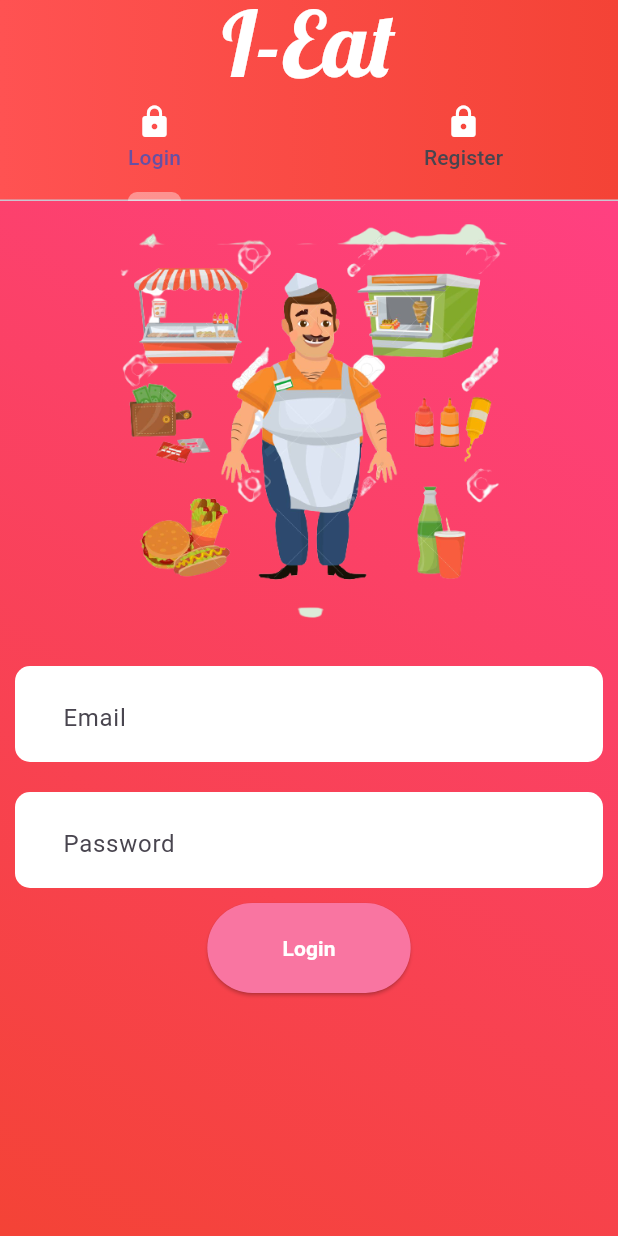
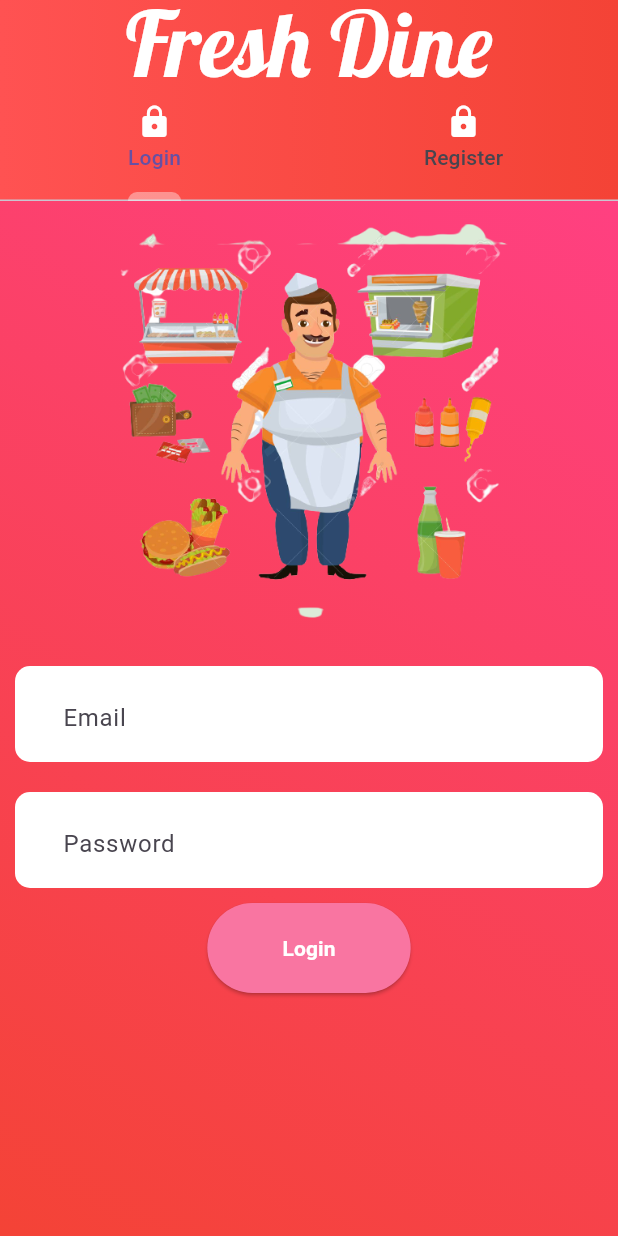
Before and after one commit to engnaman7752/foodDeliveryApp, a Flutter app: the screen it shows after launch, on a phone screen of 412 x 824 dp. Run offline on Flutter 3.47's test engine with Material 3 defaults, Android fonts, the light colour scheme and no system bars; our stand-ins replace carousel_slider, cloud_firestore, firebase_auth, firebase_core, firebase_storage, fluttertoast and 4 more; missing offline and left inert: number_inc_dec, razorpay_flutter; accounts and stored records are empty.

Commit message:
UPDATE UI

```diff
--- a/rider/lib/authentication/auth_screen.dart
+++ b/rider/lib/authentication/auth_screen.dart
@@ -1,4 +1,3 @@
-
 import 'package:flutter/material.dart';
 import 'package:rider_app/authentication/login.dart';
 import 'package:rider_app/authentication/register.dart';
@@ -31,7 +30,7 @@
           automaticallyImplyLeading:
               false, //removes the default back arrow button from screen
           title: const Text(
-            'I-Eat',
+            'Fresh Dine',
             style: TextStyle(
                 fontSize: 60,
                 color: Colors.white,
--- a/seller/lib/authentication/auth_screen.dart
+++ b/seller/lib/authentication/auth_screen.dart
@@ -1,4 +1,3 @@
-
 import 'package:flutter/material.dart';
 import 'package:seller_app/authentication/login.dart';
 import 'package:seller_app/authentication/register.dart';
@@ -31,7 +30,7 @@
           automaticallyImplyLeading:
               false, //removes the default back arrow button from screen
           title: const Text(
-            'I-Eat',
+            'Fresh Dine',
             style: TextStyle(
                 fontSize: 60, color: Colors.white, fontFamily: "Lobster"),
           ),
--- a/user/lib/authentication/auth_screen.dart
+++ b/user/lib/authentication/auth_screen.dart
@@ -1,4 +1,3 @@
-
 import 'package:flutter/material.dart';
 import 'package:user_app/authentication/login.dart';
 import 'package:user_app/authentication/register.dart';
@@ -31,7 +30,7 @@
           automaticallyImplyLeading:
               false, //removes the default back arrow button from screen
           title: const Text(
-            'I-Eat',
+            'Fresh Dine',
             style: TextStyle(
                 fontSize: 50, color: Colors.white, fontFamily: "Train"),
           ),
--- a/user/lib/mainScreens/address_screen.dart
+++ b/user/lib/mainScreens/address_screen.dart
@@ -25,7 +25,7 @@
   Widget build(BuildContext context) {
     return Scaffold(
       appBar: SimpleAppBar(
-        title: "I-Eat",
+        title: "Fresh Dine",
       ),
       floatingActionButton: FloatingActionButton.extended(
         onPressed: () {
--- a/user/lib/mainScreens/cart_screen.dart
+++ b/user/lib/mainScreens/cart_screen.dart
@@ -53,7 +53,7 @@
             },
             icon: const Icon(Icons.clear_all)),
         title: const Text(
-          "I-Eat",
+          "Fresh Dine",
           style: TextStyle(fontSize: 45, fontFamily: "Signatra"),
         ),
         centerTitle: true,
--- a/user/lib/mainScreens/home_screen.dart
+++ b/user/lib/mainScreens/home_screen.dart
@@ -72,7 +72,7 @@
           ),
         ),
         title: const Text(
-          "I-Eat",
+          "Fresh Dine",
           style: TextStyle(fontFamily: "Signatra", fontSize: 40),
         ),
         centerTitle: true,
@@ -154,7 +154,8 @@
                           },
                           childCount: snapshot.data!.docs.length,
                         ),
-                      gridDelegate: const SliverGridDelegateWithFixedCrossAxisCount(
+                        gridDelegate:
+                            const SliverGridDelegateWithFixedCrossAxisCount(
                           crossAxisCount: 1,
                         ),
                       );
--- a/user/lib/mainScreens/menus_screen.dart
+++ b/user/lib/mainScreens/menus_screen.dart
@@ -45,7 +45,7 @@
             },
             icon: const Icon(Icons.arrow_back)),
         title: const Text(
-          "I-Eat",
+          "Fresh Dine",
           style: TextStyle(fontSize: 45, fontFamily: "Signatra"),
         ),
         centerTitle: true,
@@ -73,7 +73,8 @@
                       ),
                     )
                   : SliverGrid(
-                      gridDelegate: const SliverGridDelegateWithFixedCrossAxisCount(
+                      gridDelegate:
+                          const SliverGridDelegateWithFixedCrossAxisCount(
                         crossAxisCount: 1,
                       ),
                       delegate: SliverChildBuilderDelegate(
--- a/user/lib/mainScreens/placed_order_screen.dart
+++ b/user/lib/mainScreens/placed_order_screen.dart
@@ -71,7 +71,7 @@
     var options = {
       'key': 'rzp_test_Rue7Nc7QeqKlst', // Your Razorpay Key ID
       'amount': (widget.totolAmmount! * 100).toInt(), // Amount in paise
-      'name': 'I-Eat',
+      'name': 'Fresh Dine',
       'description': 'Order Payment',
       'prefill': {'contact': '9876543210', 'email': 'test@example.com'},
       'external': {
--- a/user/lib/mainScreens/save_address_screen.dart
+++ b/user/lib/mainScreens/save_address_screen.dart
@@ -125,7 +125,7 @@
   Widget build(BuildContext context) {
     return Scaffold(
       appBar: SimpleAppBar(
-        title: "I-Eat",
+        title: "Fresh Dine",
       ),
       floatingActionButton: FloatingActionButton.extended(
         onPressed: () {
--- a/user/lib/widgets/app_bar.dart
+++ b/user/lib/widgets/app_bar.dart
@@ -38,7 +38,7 @@
           },
           icon: const Icon(Icons.arrow_back)),
       title: const Text(
-        "I-Eat",
+        "Fresh Dine",
         style: TextStyle(fontSize: 45, fontFamily: "Signatra"),
       ),
       centerTitle: true,
```
Also changed, not shown: 4 other files. Lines whose indentation alone changed are shown as unchanged.
